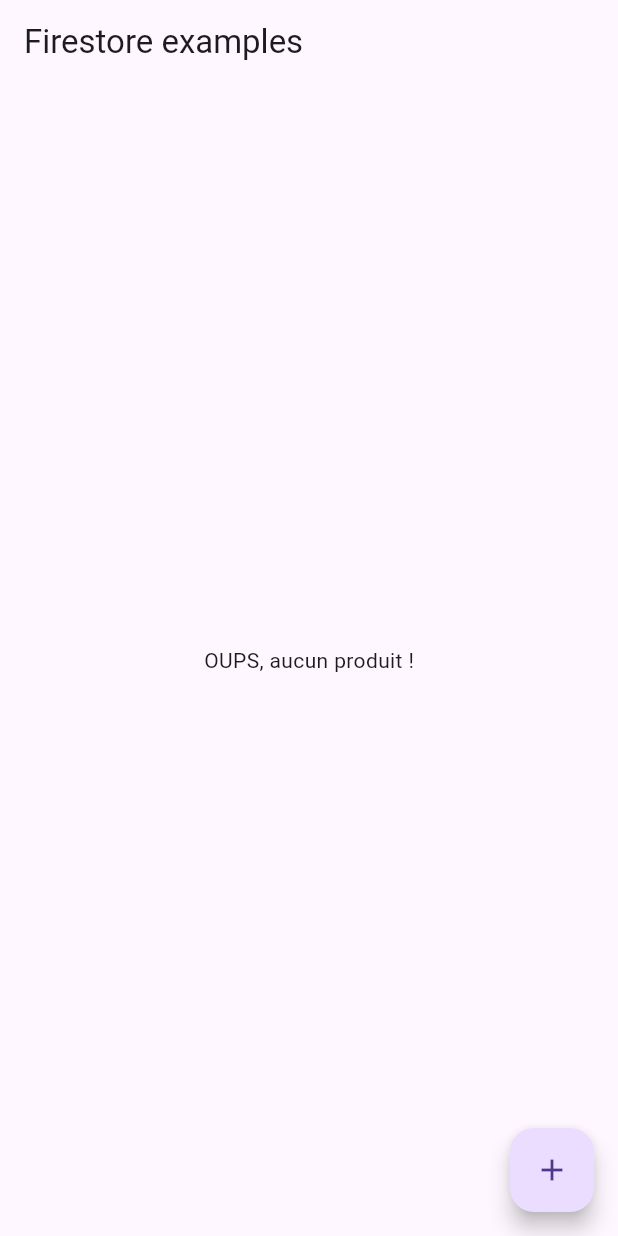
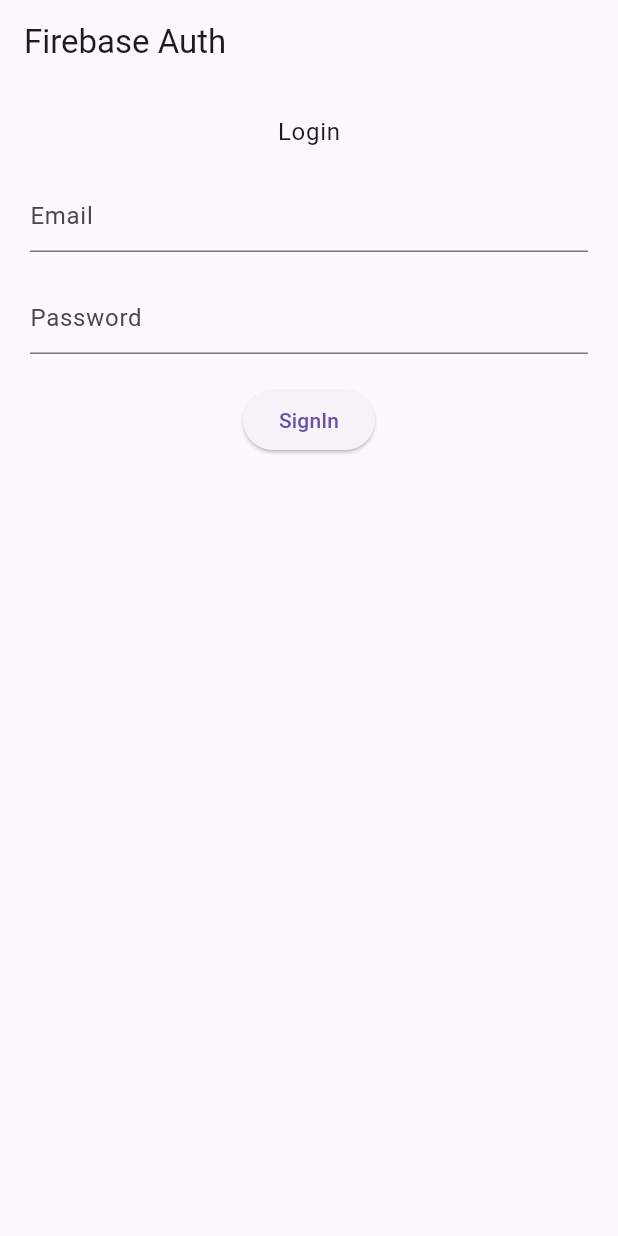
Before and after one commit to ThomasEcalle/moc_firebase_4_2025, a Flutter app: the screen it shows after launch, on a phone screen of 412 x 824 dp. Run offline on Flutter 3.47's test engine with Material 3 defaults, Android fonts, the phone set to English and light mode, and no system bars; our stand-ins replace cloud_firestore, firebase_analytics, firebase_auth, firebase_core; accounts and stored records are empty.

Commit message:
Add FirebaseAuth example

```diff
--- /dev/null
+++ b/lib/auth_lesson/auth_lesson_screen.dart
@@ -0,0 +1,29 @@
+import 'package:firebase_auth/firebase_auth.dart';
+import 'package:flutter/material.dart';
+import 'package:moc_firebase_4_2025/auth_lesson/authenticated_screen.dart';
+import 'package:moc_firebase_4_2025/auth_lesson/login_form.dart';
+
+class AuthLessonScreen extends StatelessWidget {
+  const AuthLessonScreen({super.key});
+
+  @override
+  Widget build(BuildContext context) {
+    return Scaffold(
+      appBar: AppBar(
+        title: Text('Firebase Auth'),
+      ),
+      body: StreamBuilder(
+        stream: FirebaseAuth.instance.authStateChanges(),
+        builder: (context, snapshot) {
+          final user = snapshot.data;
+          if(user == null) return LoginForm();
+          return AuthenticatedScreen();
+        },
+      ),
+    );
+  }
+
+  void _signInWithEmailAndPassword(BuildContext context) {
+    FirebaseAuth.instance.signInWithEmailAndPassword(email: 'toto', password: 'toto');
+  }
+}
--- /dev/null
+++ b/lib/auth_lesson/authenticated_screen.dart
@@ -0,0 +1,21 @@
+import 'package:firebase_auth/firebase_auth.dart';
+import 'package:flutter/material.dart';
+
+class AuthenticatedScreen extends StatelessWidget {
+  const AuthenticatedScreen({super.key});
+
+  @override
+  Widget build(BuildContext context) {
+    final user = FirebaseAuth.instance.currentUser;
+    return Column(
+      mainAxisAlignment: MainAxisAlignment.center,
+      children: [
+        Text('Tu es authentifié : ${user?.uid}'),
+        ElevatedButton(
+          child: Text('Déconnexion'),
+          onPressed: () => FirebaseAuth.instance.signOut(),
+        )
+      ],
+    );
+  }
+}
--- /dev/null
+++ b/lib/auth_lesson/login_form.dart
@@ -0,0 +1,79 @@
+import 'package:firebase_auth/firebase_auth.dart';
+import 'package:flutter/material.dart';
+
+class LoginForm extends StatefulWidget {
+  const LoginForm({super.key});
+
+  @override
+  State<LoginForm> createState() => _LoginFormState();
+}
+
+class _LoginFormState extends State<LoginForm> {
+  final TextEditingController _emailController = TextEditingController();
+  final TextEditingController _passwordController = TextEditingController();
+
+  @override
+  void dispose() {
+    _emailController.dispose();
+    _passwordController.dispose();
+    super.dispose();
+  }
+
+  @override
+  Widget build(BuildContext context) {
+    return Padding(
+      padding: const EdgeInsets.all(20),
+      child: SingleChildScrollView(
+        child: Column(
+          mainAxisAlignment: MainAxisAlignment.center,
+          children: [
+            Text(
+              'Login',
+              style: Theme.of(context).textTheme.bodyLarge,
+            ),
+            const SizedBox(height: 20),
+            TextField(
+              controller: _emailController,
+              keyboardType: TextInputType.emailAddress,
+              scrollPadding: EdgeInsets.only(bottom: 100),
+              decoration: InputDecoration(
+                hintText: 'Email',
+              ),
+            ),
+            const SizedBox(height: 20),
+            TextField(
+              controller: _passwordController,
+              scrollPadding: EdgeInsets.only(bottom: 100),
+              obscureText: true,
+              decoration: InputDecoration(
+                hintText: 'Password',
+              ),
+            ),
+            const SizedBox(height: 20),
+            ElevatedButton(
+              onPressed: () => _signIn(context),
+              child: Text('SignIn'),
+            )
+          ],
+        ),
+      ),
+    );
+  }
+
+  void _signIn(BuildContext context) async {
+    final email = _emailController.text;
+    final password = _passwordController.text;
+    print('Email: $email & password: $password');
+
+    try {
+      final userCredentials = await FirebaseAuth.instance.createUserWithEmailAndPassword(
+        email: email,
+        password: password,
+      );
+
+      print('Generated id: ${userCredentials.user?.uid}');
+    } catch (error) {
+      print('Error during signIn: $error');
+    }
+  }
+}
--- a/lib/main.dart
+++ b/lib/main.dart
@@ -1,7 +1,7 @@
 import 'package:firebase_analytics/firebase_analytics.dart';
 import 'package:firebase_core/firebase_core.dart';
 import 'package:flutter/material.dart';
-import 'package:moc_firebase_4_2025/firestore_lesson/firestore_screen.dart';
+import 'package:moc_firebase_4_2025/auth_lesson/auth_lesson_screen.dart';
 
 import 'firebase_options.dart';
 
@@ -18,7 +18,7 @@ class MyApp extends StatelessWidget {
   Widget build(BuildContext context) {
     return MaterialApp(
       title: 'Flutter Demo',
-      home: const FirestoreScreen(),
+      home: const AuthLessonScreen(),
     );
   }
 }
--- a/pubspec.yaml
+++ b/pubspec.yaml
@@ -37,6 +37,7 @@ dependencies:
   firebase_core: ^3.13.0
   firebase_analytics: ^11.4.5
   cloud_firestore: ^5.6.8
+  firebase_auth: ^5.5.4
 
 dev_dependencies:
   flutter_test:
```
Also changed, not shown: pubspec.lock, 1 other file.
